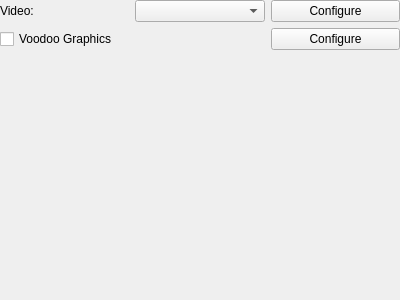
Before: the Qt Designer form src/qt/qt_settingsdisplay.ui in 86Box/86Box, drawn with Qt 5.
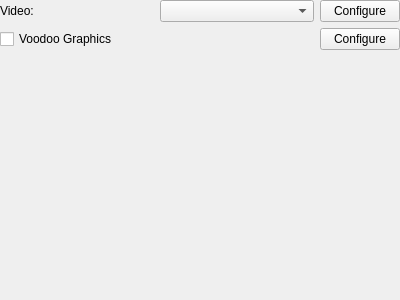
After: the same form once the commit is applied.

```diff
--- a/src/qt/qt_settingsdisplay.ui
+++ b/src/qt/qt_settingsdisplay.ui
@@ -38,6 +38,12 @@
    </item>
    <item row="0" column="2">
     <widget class="QPushButton" name="pushButtonConfigure">
+     <property name="sizePolicy">
+      <sizepolicy hsizetype="Maximum" vsizetype="Fixed">
+       <horstretch>0</horstretch>
+       <verstretch>0</verstretch>
+      </sizepolicy>
+     </property>
      <property name="text">
       <string>Configure</string>
      </property>
```
